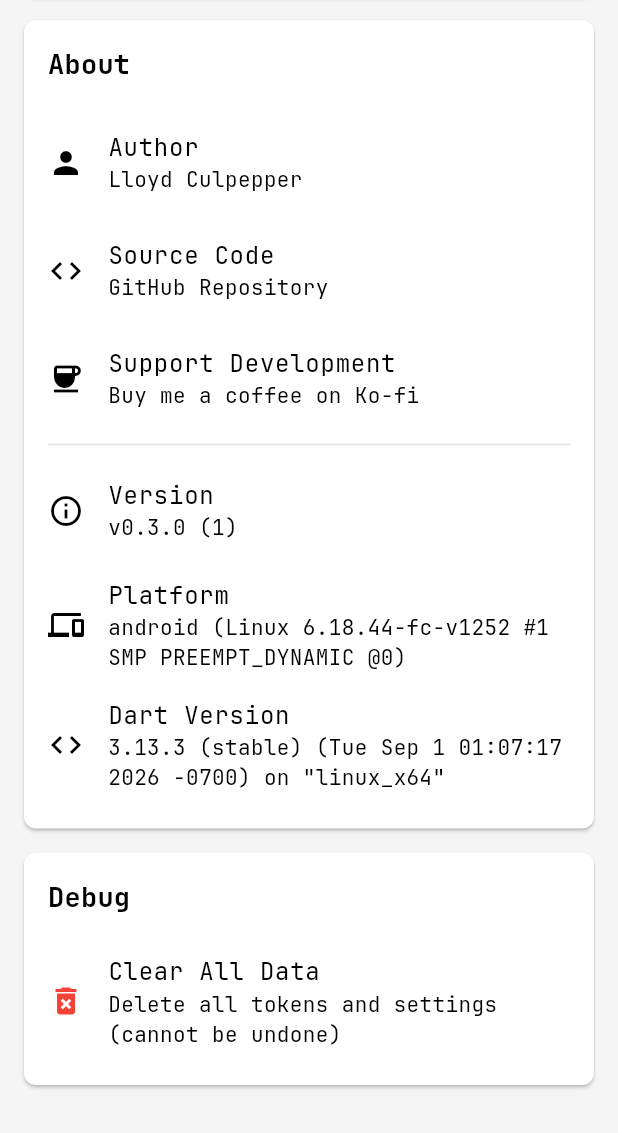
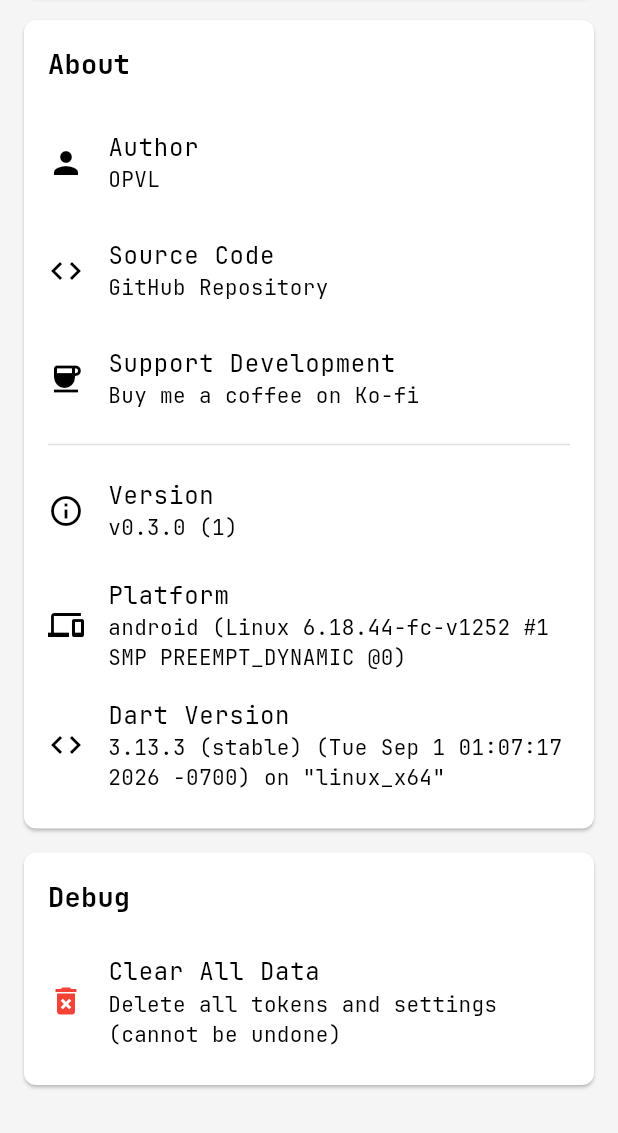
Before and after one commit to OPVL/keeper, a Flutter app: the SettingsPage screen opened directly, scrolled down 649 dp, after a tap on "Author", on a phone screen of 412 x 824 dp, the part 103-1236 px from its top. Run offline on Flutter 3.47's test engine with Material 3 defaults, Android fonts, the phone set to English and light mode, and no system bars; our stand-ins replace file_picker, package_info_plus, shared_preferences; missing offline and left inert: clipboard, tray_manager, window_manager; accounts and stored records are empty; statements that could not run were skipped.

```diff
--- a/lib/ui/settings_page.dart
+++ b/lib/ui/settings_page.dart
@@ -378,17 +378,15 @@ class _SettingsPageState extends State<SettingsPage> {
                       contentPadding: EdgeInsets.zero,
                       leading: const Icon(Icons.person),
                       title: const Text('Author'),
-                      subtitle: const Text('Lloyd Culpepper'),
-                      onTap: () =>
-                          _launchUrl('https://github.com/lloydculpepper'),
+                      subtitle: const Text('OPVL'),
+                      onTap: () => _launchUrl('https://github.com/OPVL'),
                     ),
                     ListTile(
                       contentPadding: EdgeInsets.zero,
                       leading: const Icon(Icons.code),
                       title: const Text('Source Code'),
                       subtitle: const Text('GitHub Repository'),
-                      onTap: () => _launchUrl(
-                          'https://github.com/lloydculpepper/keeper'),
+                      onTap: () => _launchUrl('https://github.com/OPVL/keeper'),
                     ),
                     ListTile(
                       contentPadding: EdgeInsets.zero,
```
